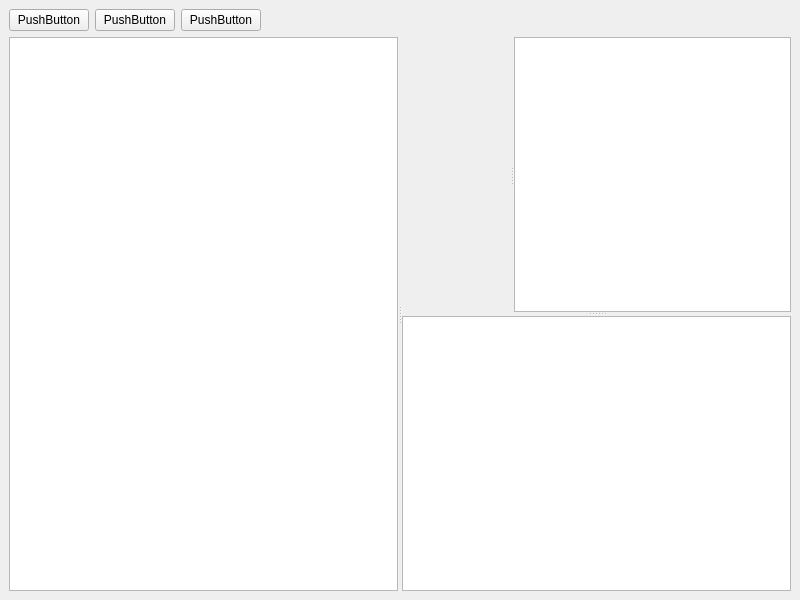
Before: the Qt Designer form ui/MainWindow.ui in lazyDesertMan/Mivar, drawn with Qt 5.
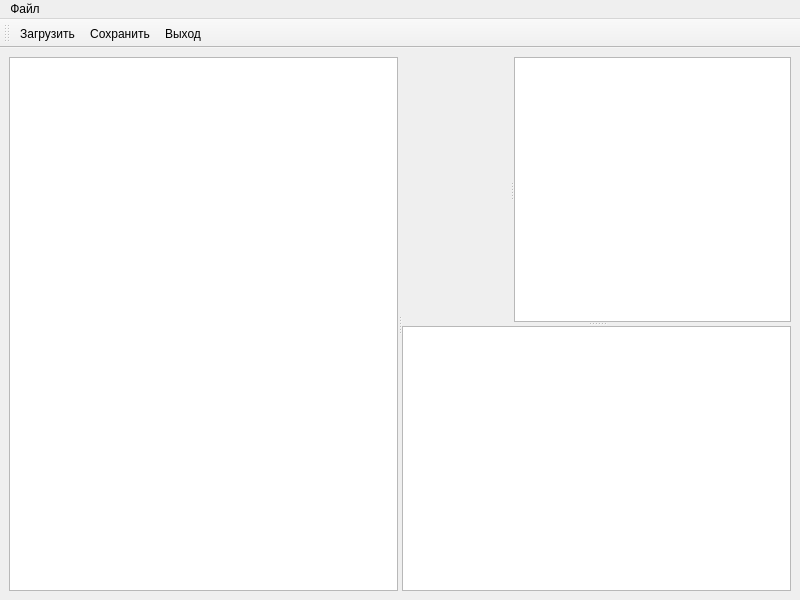
After: the same form once the commit is applied. Icons and pictures are not drawn. Custom widgets are drawn as their Qt base class.

Commit message: menuBar+toolBar+exitBut+loadBut

What changed in the file:
```diff
--- a/ui/MainWindow.ui
+++ b/ui/MainWindow.ui
@@ -16,32 +16,7 @@
   <widget class="QWidget" name="centralwidget">
    <layout class="QVBoxLayout" name="verticalLayout" stretch="0,1">
     <item>
-     <layout class="QHBoxLayout" name="horizontalLayout" stretch="0,0,0,1">
-      <item>
-       <widget class="QPushButton" name="pushButton">
-        <property name="text">
-         <string>PushButton</string>
-        </property>
-       </widget>
-      </item>
-      <item>
-       <widget class="QPushButton" name="pushButton_2">
-        <property name="text">
-         <string>PushButton</string>
-        </property>
-       </widget>
-      </item>
-      <item>
-       <widget class="QPushButton" name="pushButton_3">
-        <property name="text">
-         <string>PushButton</string>
-        </property>
-       </widget>
-      </item>
-      <item>
-       <widget class="QWidget" name="widget" native="true"/>
-      </item>
-     </layout>
+     <layout class="QHBoxLayout" name="horizontalLayout" stretch=""/>
     </item>
     <item>
      <widget class="QSplitter" name="splitter_1">
@@ -106,6 +81,77 @@
     </item>
    </layout>
   </widget>
+  <widget class="QMenuBar" name="menuBar">
+   <property name="geometry">
+    <rect>
+     <x>0</x>
+     <y>0</y>
+     <width>800</width>
+     <height>21</height>
+    </rect>
+   </property>
+   <widget class="QMenu" name="menu">
+    <property name="title">
+     <string>Файл</string>
+    </property>
+    <addaction name="loadFile"/>
+    <addaction name="saveFile"/>
+    <addaction name="exit"/>
+   </widget>
+   <addaction name="menu"/>
+  </widget>
+  <widget class="QToolBar" name="toolBar">
+   <property name="font">
+    <font>
+     <pointsize>9</pointsize>
+    </font>
+   </property>
+   <property name="windowTitle">
+    <string>toolBar</string>
+   </property>
+   <property name="iconSize">
+    <size>
+     <width>25</width>
+     <height>25</height>
+    </size>
+   </property>
+   <attribute name="toolBarArea">
+    <enum>TopToolBarArea</enum>
+   </attribute>
+   <attribute name="toolBarBreak">
+    <bool>false</bool>
+   </attribute>
+   <addaction name="loadFile"/>
+   <addaction name="saveFile"/>
+   <addaction name="exit"/>
+  </widget>
+  <action name="loadFile">
+   <property name="icon">
+    <iconset resource="../resources.qrc">
+     <normaloff>:/image/res/menu/loadFile.svg</normaloff>:/image/res/menu/loadFile.svg</iconset>
+   </property>
+   <property name="text">
+    <string>Загрузить</string>
+   </property>
+  </action>
+  <action name="saveFile">
+   <property name="icon">
+    <iconset resource="../resources.qrc">
+     <normaloff>:/image/res/menu/saveFile.svg</normaloff>:/image/res/menu/saveFile.svg</iconset>
+   </property>
+   <property name="text">
+    <string>Сохранить</string>
+   </property>
+  </action>
+  <action name="exit">
+   <property name="icon">
+    <iconset resource="../resources.qrc">
+     <normaloff>:/image/res/menu/exit.svg</normaloff>:/image/res/menu/exit.svg</iconset>
+   </property>
+   <property name="text">
+    <string>Выход</string>
+   </property>
+  </action>
  </widget>
  <customwidgets>
   <customwidget>
```
Left out of the diff: 4 changed lines with no effect on the pictures. The commit also changes 8 other files.
